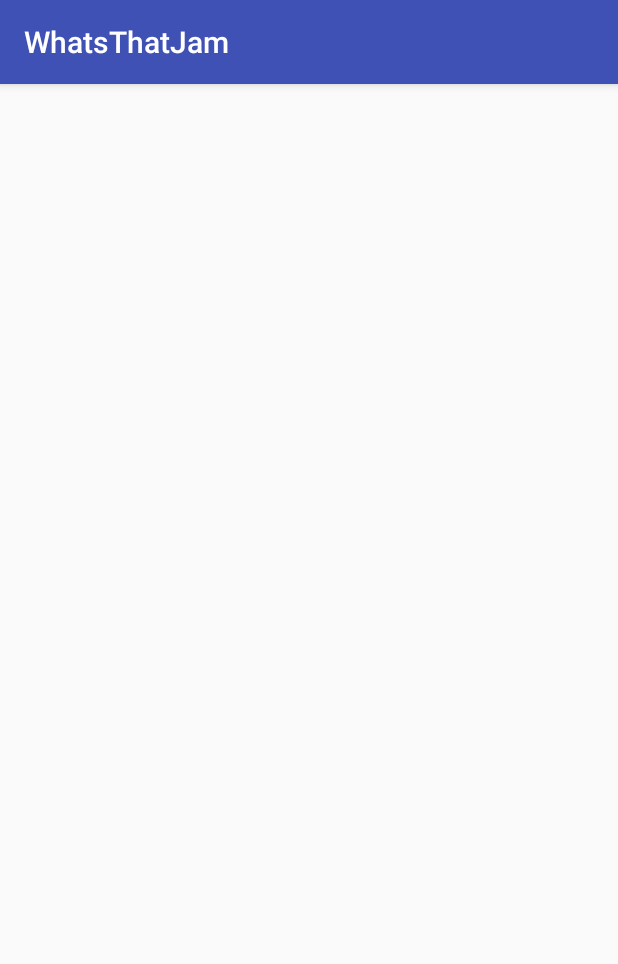
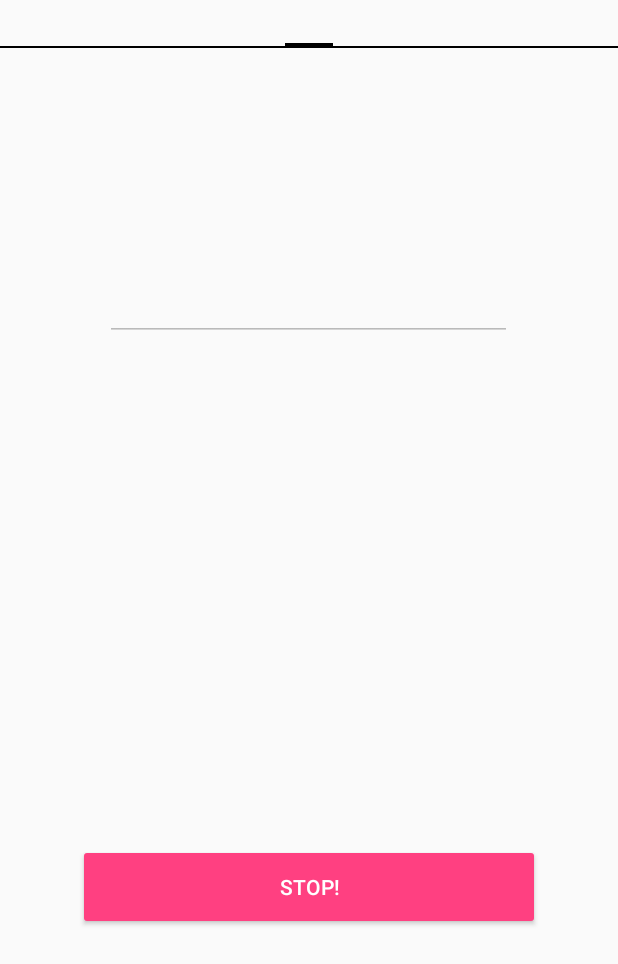
Before and after one commit to JamBuzzers/What-sThatJam-, an Android app: the screen it shows after launch (MainActivity), on a phone screen of 412 x 824 dp. Shown: the top 964 px of the screen. Run offline under Robolectric (Android 15) with nearby library versions, the phone set to English and light mode, and no system bars; our stand-ins replace ButterKnife.

Commit message:
Basic view pager working w/out master branch update

```diff
--- a/app/src/main/java/com/jambuzzers/whatsthatjam/GameFragment.java
+++ b/app/src/main/java/com/jambuzzers/whatsthatjam/GameFragment.java
@@ -64,5 +64,14 @@ public class GameFragment extends Fragment {
         etSongGuess.setEnabled(true);
     }
 
+    public static GameFragment newInstance(String text) {
 
+        GameFragment frag = new GameFragment();
+        Bundle b = new Bundle();
+        b.putString("msg", text);
+
+        frag.setArguments(b);
+
+        return frag;
+    }
 }
--- a/app/src/main/java/com/jambuzzers/whatsthatjam/MainActivity.java
+++ b/app/src/main/java/com/jambuzzers/whatsthatjam/MainActivity.java
@@ -3,8 +3,11 @@ package com.jambuzzers.whatsthatjam;
 import android.content.Intent;
 import android.os.Bundle;
 import android.support.v4.app.Fragment;
+import android.support.v4.app.FragmentActivity;
 import android.support.v4.app.FragmentManager;
 import android.support.v4.app.FragmentTransaction;
+import android.support.v4.app.FragmentPagerAdapter;
+import android.support.v4.view.ViewPager;
 import android.support.v7.app.AppCompatActivity;
 import android.util.Log;
 
@@ -17,13 +20,20 @@ import com.spotify.sdk.android.player.Player;
 import com.spotify.sdk.android.player.Spotify;
 import com.spotify.sdk.android.player.SpotifyPlayer;
 
+import android.os.Bundle;
+import android.support.v4.app.Fragment;
+import android.support.v4.app.FragmentActivity;
+import android.support.v4.app.FragmentManager;
+import android.support.v4.app.FragmentPagerAdapter;
+import android.support.v4.view.ViewPager;
+
 import butterknife.ButterKnife;
 
-public class MainActivity extends AppCompatActivity {
+public class MainActivity extends FragmentActivity {
 
 
-//    final FragmentManager fragmentManager = getSupportFragmentManager();
-//    final Fragment fragment1 = new LoginFragment();
+    final FragmentManager fragmentManager = getSupportFragmentManager();
+    final Fragment loginFrag = new LoginFragment();
     private Player mPlayer;
 
 
@@ -33,8 +43,12 @@ public class MainActivity extends AppCompatActivity {
         setContentView(R.layout.activity_main);
         ButterKnife.bind(this);
 
+        ViewPager pager = (ViewPager) findViewById(R.id.view_pager);
+        pager.setAdapter(new MyPagerAdapter(getSupportFragmentManager()));
+
+        //can't call a fragment manager and a view pager at the same time..... yay!
 //        FragmentTransaction fragmentTransaction = fragmentManager.beginTransaction();
-//        fragmentTransaction.replace(R.id.placeholder, fragment1).commit();
+//        fragmentTransaction.replace(R.id.placeholder, loginFrag).commit();
     }
     @Override
     protected void onActivityResult(int requestCode, int resultCode, Intent intent) {
@@ -87,4 +101,39 @@ public class MainActivity extends AppCompatActivity {
         Spotify.destroyPlayer(this);
         super.onDestroy();
     }
+
+    private class MyPagerAdapter extends FragmentPagerAdapter {
+
+        public MyPagerAdapter(FragmentManager fm) {
+            super(fm);
+        }
+
+        @Override
+        public Fragment getItem(int pos) {
+            switch(pos) {
+
+                //TODO: When the activity gets recreated (e.g. on orientation change) so do the ViewPager's fragments.
+                //TODO: Recycler view check... and scrolling
+
+               // case 0: return LoginFragment.newInstance("loginFragment, Instance 1");
+                case 0: return GameFragment.newInstance("gameFragment, Instance 1");
+                //case 2: return BrowseFragment.newInstance("browseFragment, instance1");
+                default: return GameFragment.newInstance("ThirdFragment, Default");
+            }
+        }
+
+        @Override
+        public int getCount() {
+            return 2;
+        }
+
+//        @Override
+//        public CharSequence(int position){
+//            switch (position){
+//                case 0:
+//
+//            }
+//        }
+    }
+
 }
--- a/app/src/main/res/layout/activity_main.xml
+++ b/app/src/main/res/layout/activity_main.xml
@@ -5,16 +5,24 @@
     android:layout_width="match_parent"
     android:layout_height="match_parent"
     tools:context=".MainActivity">
-
     <FrameLayout
         android:layout_width="match_parent"
         android:layout_height="match_parent"
         android:id="@+id/placeholder">
 
         <android.support.v4.view.ViewPager
-            android:id="@+id/viewpager"
+            android:id="@+id/view_pager"
             android:layout_width="match_parent"
-            android:layout_height="match_parent" />
+            android:layout_height="wrap_content" >
+
+            <android.support.v4.view.PagerTabStrip
+                android:id="@+id/pager_header"
+                android:layout_width="match_parent"
+                android:layout_height="wrap_content"
+                android:layout_gravity="top"
+                android:paddingBottom="4dp"
+                android:paddingTop="4dp" />
+
+        </android.support.v4.view.ViewPager>
     </FrameLayout>
-
 </RelativeLayout>
```
